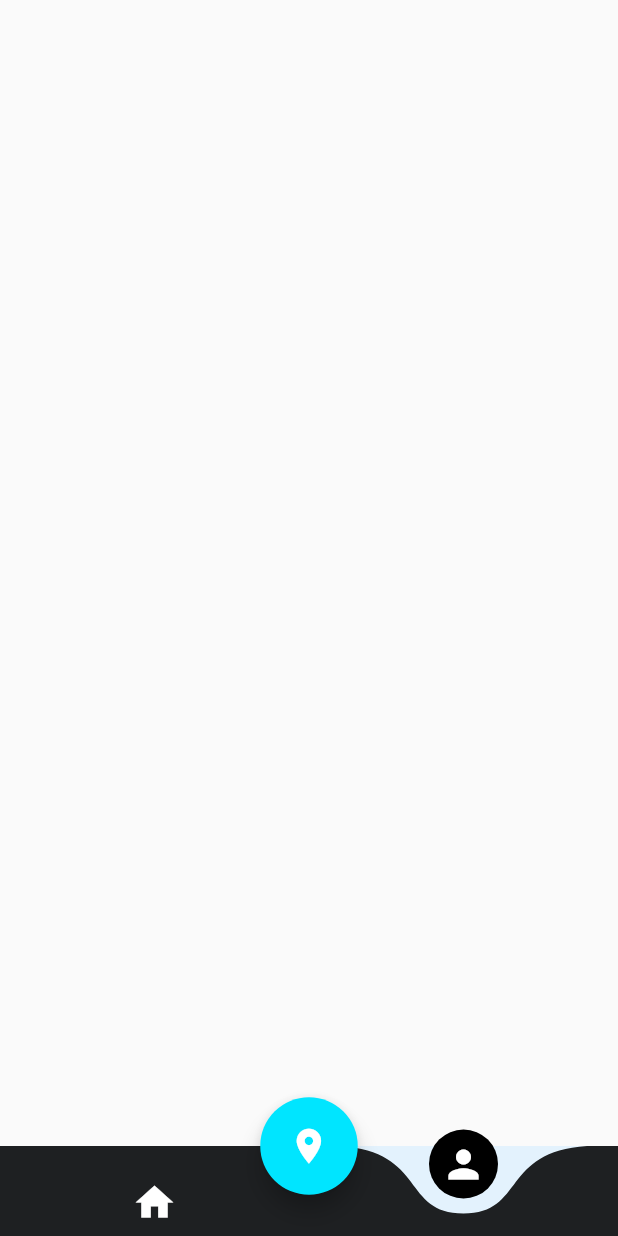
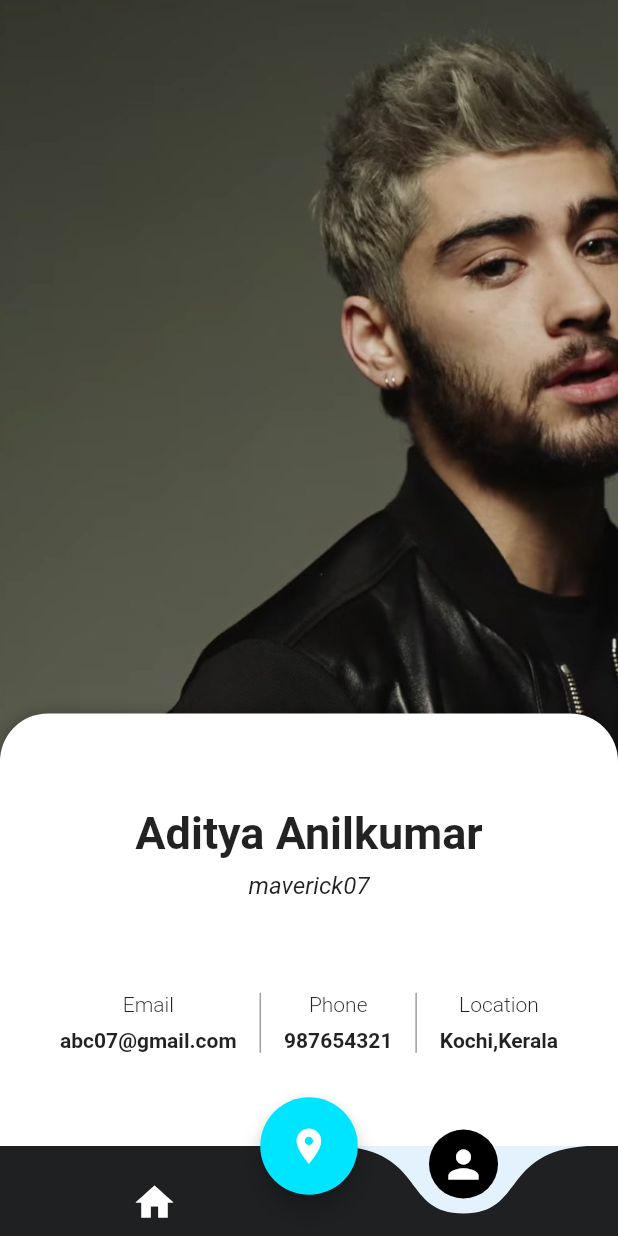
Before and after one commit to zenio-innovations/SafeNet, a Flutter app: the screen it shows after launch, item 2 of the bottom bar chosen, on a phone screen of 412 x 824 dp. Run offline on Flutter 3.47's test engine with Material 2 defaults, Android fonts, the phone set to English and light mode, and no system bars; drawn by our look-alikes of curved_navigation_bar, sliding_up_panel; our stand-ins replace google_maps_flutter; Roboto replaces fonts that are missing (NimbusSanL, OpenSans).

Commit message:
Added profile

```diff
--- a/suraksha/lib/main.dart
+++ b/suraksha/lib/main.dart
@@ -4,7 +4,7 @@ import 'package:suraksha/pages/profile.dart';
 import 'pages/home.dart';
 var routes = <String, WidgetBuilder>{
    "/home": (BuildContext context) => Home(),
-   "/profile":(BuildContext context) => Profile(),
+   "/profile":(BuildContext context) => ProfilePage(),
 };
 
 void main() => runApp(new MaterialApp(
--- a/suraksha/lib/navig.dart
+++ b/suraksha/lib/navig.dart
@@ -14,7 +14,7 @@ class _NavigState extends State<Navig> {
   int _currentIndex = 0;
   final List<Widget> _page = [
     Home(),
-    Profile(),
+    ProfilePage(),
   ];
   @override
   Widget build(BuildContext context) {
--- a/suraksha/lib/pages/home.dart
+++ b/suraksha/lib/pages/home.dart
@@ -258,6 +258,8 @@ Widget contact(){
           ),
 
     ),
+    SizedBox(width: 20),
+
       ]
     )
     ),
@@ -266,6 +268,7 @@ Widget contact(){
 
 Widget explore(){
   return Container(
+    padding: EdgeInsets.only(right:20),
     child:SingleChildScrollView(
       scrollDirection: Axis.horizontal,
           child: Row(
--- a/suraksha/lib/pages/profile.dart
+++ b/suraksha/lib/pages/profile.dart
@@ -1,14 +1,190 @@
 import 'package:flutter/material.dart';
-class Profile extends StatefulWidget {
+import 'package:sliding_up_panel/sliding_up_panel.dart';
+
+class ProfilePage extends StatefulWidget {
   @override
-  _ProfileState createState() => _ProfileState();
+  _ProfilePageState createState() => _ProfilePageState();
 }
 
-class _ProfileState extends State<Profile> {
+class _ProfilePageState extends State<ProfilePage> {
+  bool _isOpen = false;
+  PanelController _panelController = PanelController();
+
+
+  /// **********************************************
+  /// LIFE CYCLE METHODS
+  /// **********************************************
   @override
   Widget build(BuildContext context) {
-    return Container(
+    return Scaffold(
+      body: Stack(
+        fit: StackFit.expand,
+        children: <Widget>[
+          FractionallySizedBox(
+            alignment: Alignment.topCenter,
+            heightFactor: 0.7,
+            child: Container(
+              decoration: BoxDecoration(
+                image: DecorationImage(
+                  image: AssetImage('assets/zayn.jpg'),
+                  fit: BoxFit.cover,
+                ),
+              ),
+            ),
+          ),
 
+          FractionallySizedBox(
+            alignment: Alignment.bottomCenter,
+            heightFactor: 0.3,
+            child: Container(
+              color: Colors.white,
+            ),
+          ),
+
+          /// Sliding Panel
+          SlidingUpPanel(
+            controller: _panelController,
+            borderRadius: BorderRadius.only(
+              topRight: Radius.circular(32),
+              topLeft: Radius.circular(32),
+            ),
+            minHeight: MediaQuery.of(context).size.height * 0.35,
+            maxHeight: MediaQuery.of(context).size.height * 0.85,
+            body: GestureDetector(
+              onTap: () => _panelController.close(),
+              child: Container(
+                color: Colors.transparent,
+              ),
+            ),
+            panelBuilder: (ScrollController controller) =>
+                _panelBody(controller),
+            onPanelSlide: (value) {
+              if (value >= 0.2) {
+                if (!_isOpen) {
+                  setState(() {
+                    _isOpen = true;
+                  });
+                }
+              }
+            },
+            onPanelClosed: () {
+              setState(() {
+                _isOpen = false;
+              });
+            },
+          ),
+        ],
+      ),
+    );
+  }
+
+  /// **********************************************
+  /// WIDGETS
+  /// **********************************************
+  /// Panel Body
+  SingleChildScrollView _panelBody(ScrollController controller) {
+    double hPadding = 40;
+
+    return SingleChildScrollView(
+      controller: controller,
+      physics: ClampingScrollPhysics(),
+      child: Column(
+        children: <Widget>[
+          Container(
+            padding: EdgeInsets.symmetric(horizontal: hPadding),
+            height: MediaQuery.of(context).size.height * 0.35,
+            child: Column(
+              mainAxisSize: MainAxisSize.max,
+              mainAxisAlignment: MainAxisAlignment.spaceEvenly,
+              children: <Widget>[
+                _titleSection(),
+                _infoSection(),
+
+              ],
+            ),
+          ),
+
+        ],
+      ),
+    );
+  }
+
+  /// Action Section
+
+
+  /// Info Section
+  Row _infoSection() {
+    return Row(
+      mainAxisAlignment: MainAxisAlignment.spaceBetween,
+      children: <Widget>[
+        _infoCell(title: 'Email', value: 'abc07@gmail.com'),
+        Container(
+          width: 1,
+          height: 40,
+          color: Colors.grey,
+        ),
+        _infoCell(title: 'Phone', value: "987654321"),
+        Container(
+          width: 1,
+          height: 40,
+          color: Colors.grey,
+        ),
+        _infoCell(title: 'Location', value: 'Kochi,Kerala'),
+      ],
+    );
+  }
+
+  /// Info Cell
+  Column _infoCell({String title, String value}) {
+    return Column(
+      children: <Widget>[
+        Text(
+          title,
+          style: TextStyle(
+            fontFamily: 'OpenSans',
+            fontWeight: FontWeight.w300,
+            fontSize: 14,
+          ),
+        ),
+        SizedBox(
+          height: 8,
+        ),
+        Text(
+          value,
+          style: TextStyle(
+            fontFamily: 'OpenSans',
+            fontWeight: FontWeight.w700,
+            fontSize: 14,
+          ),
+        ),
+      ],
+    );
+  }
+
+  /// Title Section
+  Column _titleSection() {
+    return Column(
+      children: <Widget>[
+        Text(
+          'Aditya Anilkumar',
+          style: TextStyle(
+            fontFamily: 'NimbusSanL',
+            fontWeight: FontWeight.w700,
+            fontSize: 30,
+          ),
+        ),
+        SizedBox(
+          height: 8,
+        ),
+        Text(
+          'maverick07',
+          style: TextStyle(
+            fontFamily: 'NimbusSanL',
+            fontStyle: FontStyle.italic,
+            fontSize: 16,
+          ),
+        ),
+      ],
     );
   }
 }
--- a/suraksha/pubspec.yaml
+++ b/suraksha/pubspec.yaml
@@ -26,7 +26,7 @@ dependencies:
   curved_navigation_bar: ^0.3.4
   #geolocator: '^2.1.0'
   google_maps_flutter:
-
+  sliding_up_panel: ^1.0.0
   # The following adds the Cupertino Icons font to your application.
   # Use with the CupertinoIcons class for iOS style icons.
   cupertino_icons: ^1.0.1
@@ -52,6 +52,7 @@ flutter:
   assets:
     - assets/location.jpg
     - assets/announce.jpg
+    - assets/zayn.jpg
 
   # An image asset can refer to one or more resolution-specific "variants", see
   # https://flutter.dev/assets-and-images/#resolution-aware.
```
Also changed, not shown: suraksha/assets/zayn.jpg (added), suraksha/pubspec.lock, 1 other file.
